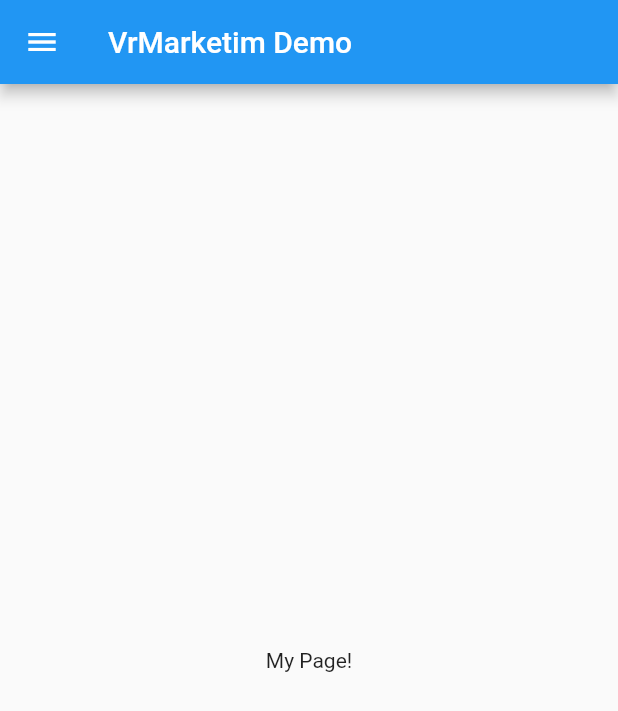
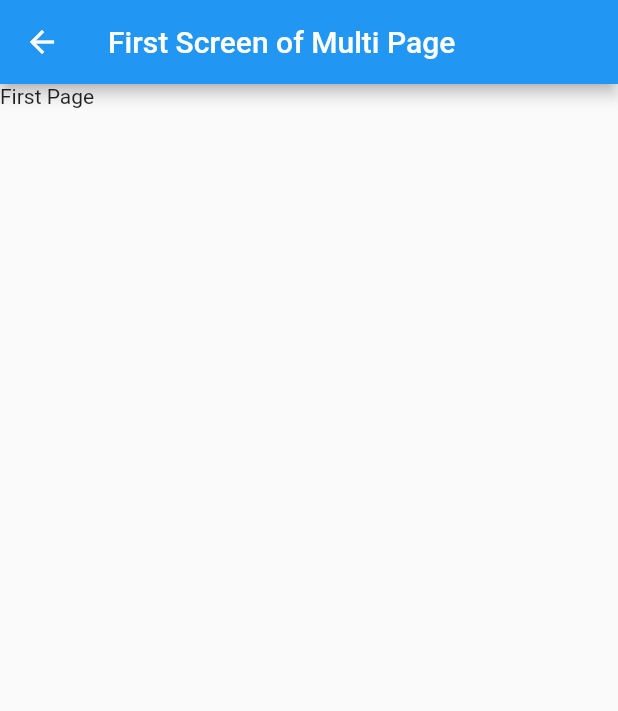
Before and after one commit to MRaifAydin/VrMarketim-AndroidApp, a Flutter app: the screen it shows after launch, in the side drawer, after a tap on "Item 1", on a phone screen of 412 x 824 dp. Shown: the top 711 px of the screen. Run offline on Flutter 3.47's test engine with Material 2 defaults, Android fonts, the phone set to English and light mode, and no system bars.

Commit message:
Multi Screens added.

```diff
--- a/vr_marketim/lib/drawer_widget.dart
+++ b/vr_marketim/lib/drawer_widget.dart
@@ -1,5 +1,8 @@
 // ignore_for_file: prefer_const_constructors
 import 'package:flutter/material.dart';
+
+import 'first_screen.dart';
+import 'second_screen.dart';
 
 class DrawerWidget extends StatelessWidget {
   const DrawerWidget({Key? key, required this.title}) : super(key: key);
@@ -27,12 +30,20 @@ class DrawerWidget extends StatelessWidget {
               title: const Text('Item 1'),
               onTap: () {
                 Navigator.pop(context);
+                Navigator.push(
+                  context,
+                  MaterialPageRoute(builder: (context) => FirstScreen()),
+                );
               },
             ),
             ListTile(
               title: const Text('Item 2'),
               onTap: () {
                 Navigator.pop(context);
+                Navigator.push(
+                  context,
+                  MaterialPageRoute(builder: (context) => SecondScreen()),
+                );
               },
             ),
           ],
--- /dev/null
+++ b/vr_marketim/lib/first_screen.dart
@@ -0,0 +1,16 @@
+// ignore_for_file: prefer_const_constructors
+import 'package:flutter/material.dart';
+
+class FirstScreen extends StatelessWidget {
+  const FirstScreen({Key? key}) : super(key: key);
+
+  @override
+  Widget build(BuildContext context) {
+    return Scaffold(
+      appBar: AppBar(
+        title: Text("First Screen of Multi Page"),
+      ),
+      body: Text("First Page"),
+    );
+  }
+}
--- a/vr_marketim/lib/main.dart
+++ b/vr_marketim/lib/main.dart
@@ -8,7 +8,7 @@ void main() => runApp(const MyApp());
 class MyApp extends StatelessWidget {
   const MyApp({Key? key}) : super(key: key);
 
-  static const appTitle = 'VrMarketim Demo';
+  static const appTitle = 'Main Screen VrMarketim Demo';
 
   @override
   Widget build(BuildContext context) {
--- /dev/null
+++ b/vr_marketim/lib/second_screen.dart
@@ -0,0 +1,16 @@
+// ignore_for_file: prefer_const_constructors
+import 'package:flutter/material.dart';
+
+class SecondScreen extends StatelessWidget {
+  const SecondScreen({Key? key}) : super(key: key);
+
+  @override
+  Widget build(BuildContext context) {
+    return Scaffold(
+      appBar: AppBar(
+        title: Text("Second Screen of Multi Page"),
+      ),
+      body: Text("Second Page"),
+    );
+  }
+}
```
Also changed, not shown: 3 other files.
